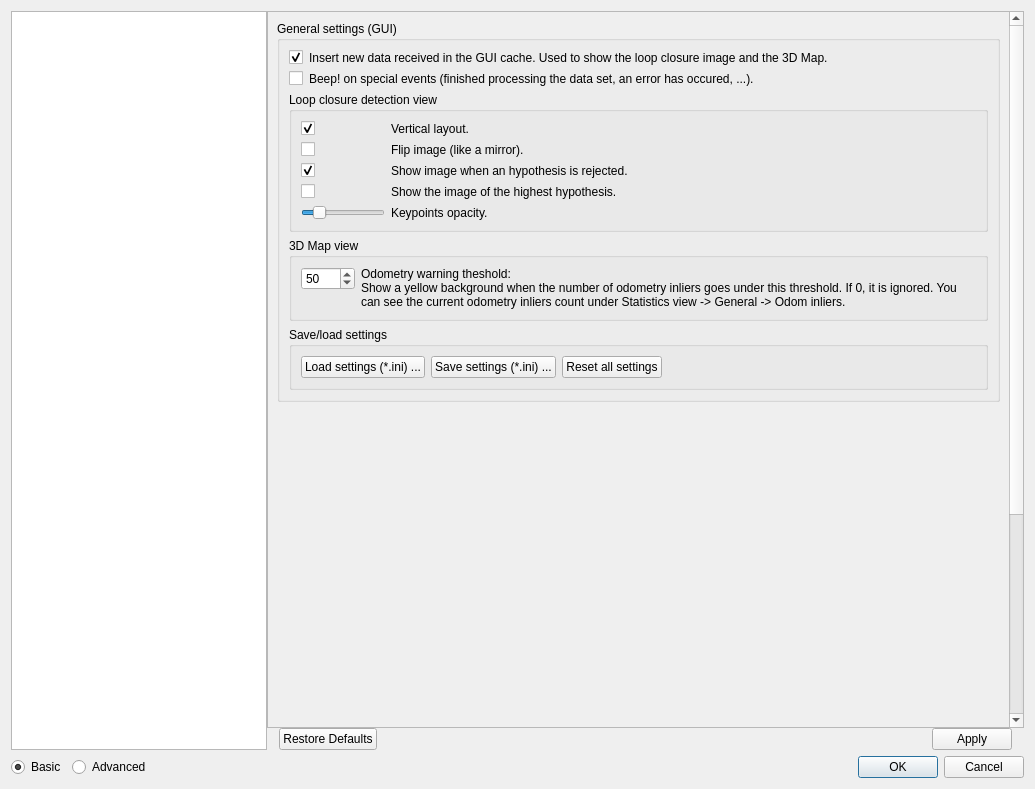
introlab/rtabmap, file guilib/src/ui/preferencesDialog.ui: the form before one commit.
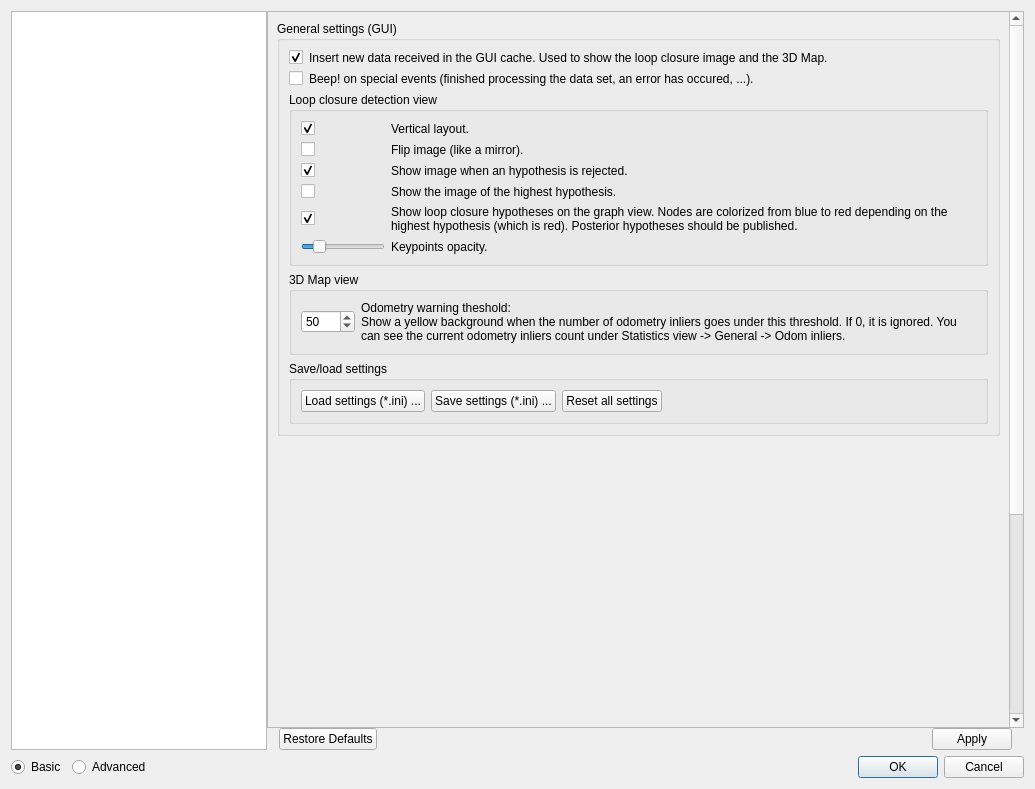
The form after the commit. The open tabs and pages were chosen to show the change. Icons and pictures are not drawn. Custom widgets are drawn as their Qt base class.

Commit message: The graph is also sent in appearance-only mode. Added posterior hypotheses color on the graph view. Some minor fixes.

Diff of the .ui file:
```diff
--- a/guilib/src/ui/preferencesDialog.ui
+++ b/guilib/src/ui/preferencesDialog.ui
@@ -64,8 +64,8 @@
            <rect>
             <x>0</x>
             <y>0</y>
-            <width>744</width>
-            <height>1056</height>
+            <width>732</width>
+            <height>1302</height>
            </rect>
           </property>
           <layout class="QVBoxLayout" name="verticalLayout_16">
@@ -145,24 +145,7 @@
                       <property name="title">
                        <string>Loop closure detection view</string>
                       </property>
-                      <layout class="QFormLayout" name="formLayout_12">
-                       <item row="1" column="0">
-                        <widget class="QCheckBox" name="checkBox_imageFlipped">
-                         <property name="text">
-                          <string/>
-                         </property>
-                        </widget>
-                       </item>
-                       <item row="1" column="1">
-                        <widget class="QLabel" name="label_80">
-                         <property name="text">
-                          <string>Flip image (like a mirror).</string>
-                         </property>
-                         <property name="wordWrap">
-                          <bool>false</bool>
-                         </property>
-                        </widget>
-                       </item>
+                      <layout class="QGridLayout" name="gridLayout_31" columnstretch="0,1">
                        <item row="2" column="0">
                         <widget class="QCheckBox" name="checkBox_imageRejectedShown">
                          <property name="text">
@@ -173,26 +156,6 @@
                          </property>
                         </widget>
                        </item>
-                       <item row="2" column="1">
-                        <widget class="QLabel" name="label_73">
-                         <property name="text">
-                          <string>Show image when an hypothesis is rejected.</string>
-                         </property>
-                         <property name="wordWrap">
-                          <bool>true</bool>
-                         </property>
-                        </widget>
-                       </item>
-                       <item row="3" column="0">
-                        <widget class="QCheckBox" name="checkBox_imageHighestHypShown">
-                         <property name="text">
-                          <string/>
-                         </property>
-                         <property name="checked">
-                          <bool>false</bool>
-                         </property>
-                        </widget>
-                       </item>
                        <item row="3" column="1">
                         <widget class="QLabel" name="label_105">
                          <property name="text">
@@ -203,7 +166,27 @@
                          </property>
                         </widget>
                        </item>
-                       <item row="4" column="0">
+                       <item row="3" column="0">
+                        <widget class="QCheckBox" name="checkBox_imageHighestHypShown">
+                         <property name="text">
+                          <string/>
+                         </property>
+                         <property name="checked">
+                          <bool>false</bool>
+                         </property>
+                        </widget>
+                       </item>
+                       <item row="1" column="1">
+                        <widget class="QLabel" name="label_80">
+                         <property name="text">
+                          <string>Flip image (like a mirror).</string>
+                         </property>
+                         <property name="wordWrap">
+                          <bool>false</bool>
+                         </property>
+                        </widget>
+                       </item>
+                       <item row="5" column="0">
                         <widget class="QSlider" name="horizontalSlider_keypointsOpacity">
                          <property name="minimum">
                           <number>0</number>
@@ -219,10 +202,10 @@
                          </property>
                         </widget>
                        </item>
-                       <item row="4" column="1">
-                        <widget class="QLabel" name="label_102">
+                       <item row="2" column="1">
+                        <widget class="QLabel" name="label_73">
                          <property name="text">
-                          <string>Keypoints opacity.</string>
+                          <string>Show image when an hypothesis is rejected.</string>
                          </property>
                          <property name="wordWrap">
                           <bool>true</bool>
@@ -249,6 +232,43 @@
                          </property>
                         </widget>
                        </item>
+                       <item row="1" column="0">
+                        <widget class="QCheckBox" name="checkBox_imageFlipped">
+                         <property name="text">
+                          <string/>
+                         </property>
+                        </widget>
+                       </item>
+                       <item row="5" column="1">
+                        <widget class="QLabel" name="label_102">
+                         <property name="text">
+                          <string>Keypoints opacity.</string>
+                         </property>
+                         <property name="wordWrap">
+                          <bool>true</bool>
+                         </property>
+                        </widget>
+                       </item>
+                       <item row="4" column="1">
+                        <widget class="QLabel" name="label_222">
+                         <property name="text">
+                          <string>Show loop closure hypotheses on the graph view. Nodes are colorized from blue to red depending on the highest hypothesis (which is red). Posterior hypotheses should be published. </string>
+                         </property>
+                         <property name="wordWrap">
+                          <bool>true</bool>
+                         </property>
+                        </widget>
+                       </item>
+                       <item row="4" column="0">
+                        <widget class="QCheckBox" name="checkBox_posteriorGraphView">
+                         <property name="text">
+                          <string/>
+                         </property>
+                         <property name="checked">
+                          <bool>true</bool>
+                         </property>
+                        </widget>
+                       </item>
                       </layout>
                      </widget>
                     </item>
@@ -257,7 +277,7 @@
                       <property name="title">
                        <string>3D Map view</string>
                       </property>
-                      <layout class="QFormLayout" name="formLayout_23">
+                      <layout class="QGridLayout" name="gridLayout_38" columnstretch="0,1">
                        <item row="0" column="0">
                         <widget class="QSpinBox" name="spinBox_odomQualityWarnThr">
                          <property name="maximum">
```
Left out of the diff: 102 changed lines with no effect on the pictures. The commit also changes 10 other files.
